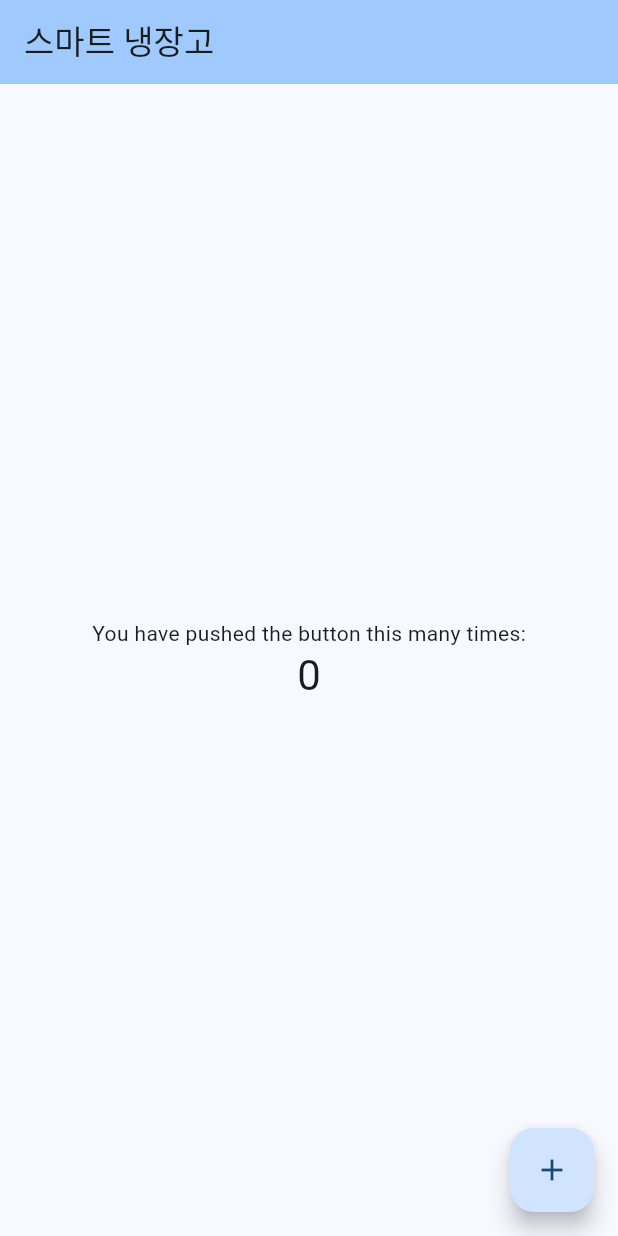
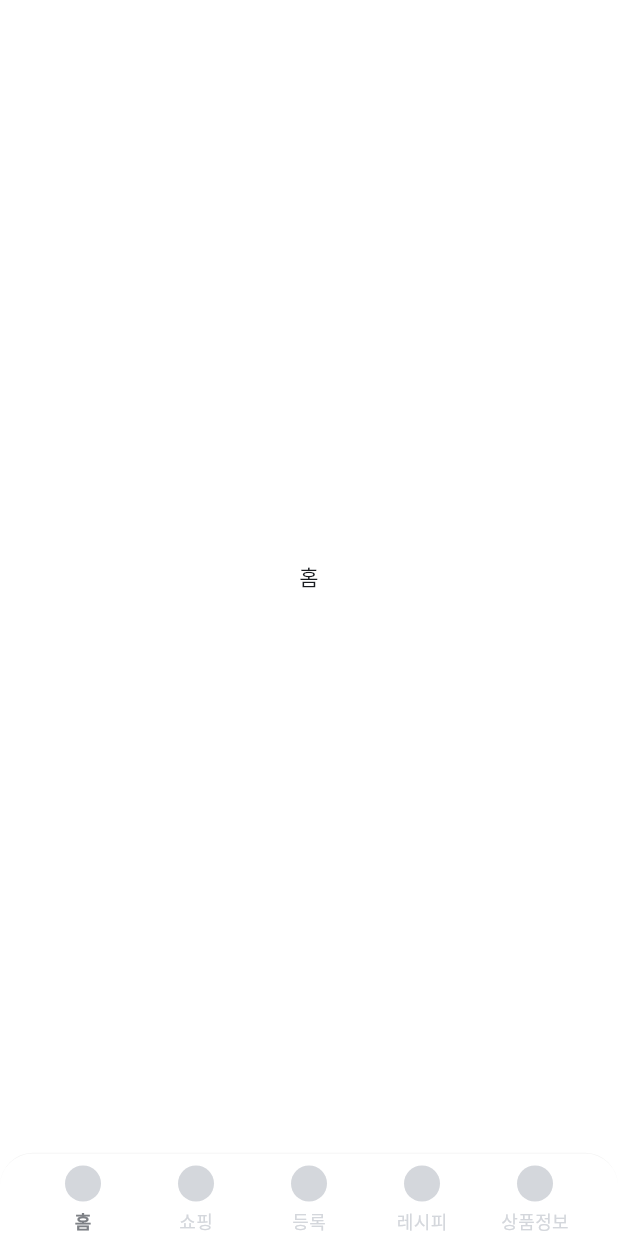
Before and after one commit to ngsgh/hoonapp010704, a Flutter app: the screen it shows after launch, on a phone screen of 412 x 824 dp. Run offline on Flutter 3.47's test engine with Material 3 defaults, Android fonts, the phone set to English and light mode, and no system bars.

Commit message:
하단 바 추가

```diff
--- a/lib/core/theme/app_theme.dart
+++ b/lib/core/theme/app_theme.dart
@@ -3,6 +3,38 @@ import 'package:flutter/cupertino.dart';
 import '../constants/platform_check.dart';
 import 'app_colors.dart';
 import 'app_typography.dart';
+
+// 반응형 디자인 시스템
+class Adaptive {
+  // 기준이 되는 디자인 스펙 (iPhone 8 기준)
+  static const double _baseWidth = 375.0;
+  static const double _baseRadius = 20.0;
+
+  // 반응형 radius 계산
+  static double radius(BuildContext context) {
+    final screenWidth = MediaQuery.of(context).size.width;
+    return (screenWidth / _baseWidth) * _baseRadius;
+  }
+
+  // 네비게이션 바 높이
+  static const double navigationBarHeight = 56.0;
+}
+
+// 네비게이션 바 전용 테마 (이름 변경)
+class AppNavigationBarTheme {
+  // 색상
+  static const Color borderColor = Color(0xFFF2F2F2);
+  static const Color activeIconColor = Color(0xFF7E8186);
+  static const Color inactiveIconColor = Color(0xFFD4D7DC);
+  static const Color activeTextColor = Color(0xFF7E8186);
+  static const Color inactiveTextColor = Color(0xFFD4D7DC);
+
+  // 크기
+  static const double borderWidth = 0.5;
+  static const double iconSize = 24.0;
+  static const double textSize = 12.0;
+  static const double itemSpacing = 4.0;
+}
 
 class AppTheme {
   static ThemeData get theme {
--- /dev/null
+++ b/lib/features/home/presentation/pages/home_page.dart
@@ -0,0 +1,12 @@
+import 'package:flutter/material.dart';
+
+class HomePage extends StatelessWidget {
+  const HomePage({super.key});
+
+  @override
+  Widget build(BuildContext context) {
+    return const Center(
+      child: Text('홈 페이지'),
+    );
+  }
+}
--- a/lib/main.dart
+++ b/lib/main.dart
@@ -1,6 +1,6 @@
 import 'package:flutter/material.dart';
-import 'core/constants/platform_check.dart';
 import 'core/theme/app_theme.dart';
+import 'shared/widgets/navigation/bottom_nav_bar.dart';
 
 void main() {
   runApp(const MyApp());
@@ -14,95 +14,45 @@ class MyApp extends StatelessWidget {
     return MaterialApp(
       title: '스마트 냉장고',
       theme: AppTheme.theme,
-      home: const MyHomePage(title: '스마트 냉장고'),
+      home: const RootPage(),
     );
   }
 }
 
-class MyHomePage extends StatefulWidget {
-  const MyHomePage({super.key, required this.title});
-
-  // This widget is the home page of your application. It is stateful, meaning
-  // that it has a State object (defined below) that contains fields that affect
-  // how it looks.
-
-  // This class is the configuration for the state. It holds the values (in this
-  // case the title) provided by the parent (in this case the App widget) and
-  // used by the build method of the State. Fields in a Widget subclass are
-  // always marked "final".
-
-  final String title;
+class RootPage extends StatefulWidget {
+  const RootPage({super.key});
 
   @override
-  State<MyHomePage> createState() => _MyHomePageState();
+  State<RootPage> createState() => _RootPageState();
 }
 
-class _MyHomePageState extends State<MyHomePage> {
-  int _counter = 0;
+class _RootPageState extends State<RootPage> {
+  int _selectedIndex = 0;
 
-  void _incrementCounter() {
+  // 각 탭에 해당하는 페이지 위젯들
+  final List<Widget> _pages = [
+    const Center(child: Text('홈')),
+    const Center(child: Text('쇼핑')),
+    const Center(child: Text('등록')),
+    const Center(child: Text('레시피')),
+    const Center(child: Text('상품정보')),
+  ];
+
+  void _onItemTapped(int index) {
     setState(() {
-      // This call to setState tells the Flutter framework that something has
-      // changed in this State, which causes it to rerun the build method below
-      // so that the display can reflect the updated values. If we changed
-      // _counter without calling setState(), then the build method would not be
-      // called again, and so nothing would appear to happen.
-      _counter++;
+      _selectedIndex = index;
     });
   }
 
   @override
   Widget build(BuildContext context) {
-    // This method is rerun every time setState is called, for instance as done
-    // by the _incrementCounter method above.
-    //
-    // The Flutter framework has been optimized to make rerunning build methods
-    // fast, so that you can just rebuild anything that needs updating rather
-    // than having to individually change instances of widgets.
     return Scaffold(
-      appBar: AppBar(
-        // TRY THIS: Try changing the color here to a specific color (to
-        // Colors.amber, perhaps?) and trigger a hot reload to see the AppBar
-        // change color while the other colors stay the same.
-        backgroundColor: Theme.of(context).colorScheme.inversePrimary,
-        // Here we take the value from the MyHomePage object that was created by
-        // the App.build method, and use it to set our appbar title.
-        title: Text(widget.title),
+      backgroundColor: Colors.white,
+      body: _pages[_selectedIndex], // 선택된 인덱스의 페이지만 표시
+      bottomNavigationBar: AppBottomNavBar(
+        currentIndex: _selectedIndex,
+        onTap: _onItemTapped,
       ),
-      body: Center(
-        // Center is a layout widget. It takes a single child and positions it
-        // in the middle of the parent.
-        child: Column(
-          // Column is also a layout widget. It takes a list of children and
-          // arranges them vertically. By default, it sizes itself to fit its
-          // children horizontally, and tries to be as tall as its parent.
-          //
-          // Column has various properties to control how it sizes itself and
-          // how it positions its children. Here we use mainAxisAlignment to
-          // center the children vertically; the main axis here is the vertical
-          // axis because Columns are vertical (the cross axis would be
-          // horizontal).
-          //
-          // TRY THIS: Invoke "debug painting" (choose the "Toggle Debug Paint"
-          // action in the IDE, or press "p" in the console), to see the
-          // wireframe for each widget.
-          mainAxisAlignment: MainAxisAlignment.center,
-          children: <Widget>[
-            const Text(
-              'You have pushed the button this many times:',
-            ),
-            Text(
-              '$_counter',
-              style: Theme.of(context).textTheme.headlineMedium,
-            ),
-          ],
-        ),
-      ),
-      floatingActionButton: FloatingActionButton(
-        onPressed: _incrementCounter,
-        tooltip: 'Increment',
-        child: const Icon(Icons.add),
-      ), // This trailing comma makes auto-formatting nicer for build methods.
     );
   }
 }
--- /dev/null
+++ b/lib/shared/widgets/navigation/bottom_nav_bar.dart
@@ -0,0 +1,85 @@
+import 'package:flutter/material.dart';
+import '../../../core/theme/app_theme.dart';
+import 'nav_bar_item.dart';
+
+class AppBottomNavBar extends StatelessWidget {
+  final int currentIndex;
+  final Function(int) onTap;
+
+  const AppBottomNavBar({
+    super.key,
+    required this.currentIndex,
+    required this.onTap,
+  });
+
+  @override
+  Widget build(BuildContext context) {
+    return Container(
+      decoration: BoxDecoration(
+        color: Colors.white,
+        border: const Border(
+          top: BorderSide(
+            color: AppNavigationBarTheme.borderColor,
+            width: AppNavigationBarTheme.borderWidth,
+          ),
+        ),
+        borderRadius: BorderRadius.only(
+          topLeft: Radius.circular(Adaptive.radius(context)),
+          topRight: Radius.circular(Adaptive.radius(context)),
+        ),
+      ),
+      child: Column(
+        mainAxisSize: MainAxisSize.min,
+        children: [
+          Padding(
+            padding: const EdgeInsets.symmetric(horizontal: 10),
+            child: Row(
+              mainAxisAlignment: MainAxisAlignment.spaceEvenly,
+              children: [
+                _buildNavItem(0, '홈'),
+                _buildNavItem(1, '쇼핑'),
+                _buildNavItem(2, '등록'),
+                _buildNavItem(3, '레시피'),
+                _buildNavItem(4, '상품정보'),
+              ],
+            ),
+          ),
+          SizedBox(height: MediaQuery.of(context).padding.bottom),
+        ],
+      ),
+    );
+  }
+
+  Widget _buildNavItem(int index, String label) {
+    return InkWell(
+      splashColor: Colors.transparent,
+      highlightColor: Colors.transparent,
+      onTap: () => onTap(index),
+      child: Container(
+        width: 60,
+        height: 55,
+        child: Column(
+          children: [
+            const NavBarItem(isSelected: false),
+            const Spacer(),
+            Padding(
+              padding: const EdgeInsets.only(bottom: 2),
+              child: Text(
+                label,
+                style: TextStyle(
+                  fontSize: AppNavigationBarTheme.textSize,
+                  fontWeight: currentIndex == index
+                      ? FontWeight.w600
+                      : FontWeight.normal,
+                  color: currentIndex == index
+                      ? AppNavigationBarTheme.activeTextColor
+                      : AppNavigationBarTheme.inactiveTextColor,
+                ),
+              ),
+            ),
+          ],
+        ),
+      ),
+    );
+  }
+}
--- /dev/null
+++ b/lib/shared/widgets/navigation/nav_bar_item.dart
@@ -0,0 +1,28 @@
+import 'package:flutter/material.dart';
+import '../../../core/theme/app_theme.dart';
+
+class NavBarItem extends StatelessWidget {
+  final bool isSelected;
+
+  const NavBarItem({
+    super.key,
+    this.isSelected = false,
+  });
+
+  @override
+  Widget build(BuildContext context) {
+    return Padding(
+      padding: const EdgeInsets.only(top: 8.0),
+      child: Container(
+        width: AppNavigationBarTheme.iconSize,
+        height: AppNavigationBarTheme.iconSize,
+        decoration: BoxDecoration(
+          shape: BoxShape.circle,
+          color: isSelected
+              ? AppNavigationBarTheme.activeIconColor
+              : AppNavigationBarTheme.inactiveIconColor,
+        ),
+      ),
+    );
+  }
+}
```
Also changed, not shown: 1 other file.
